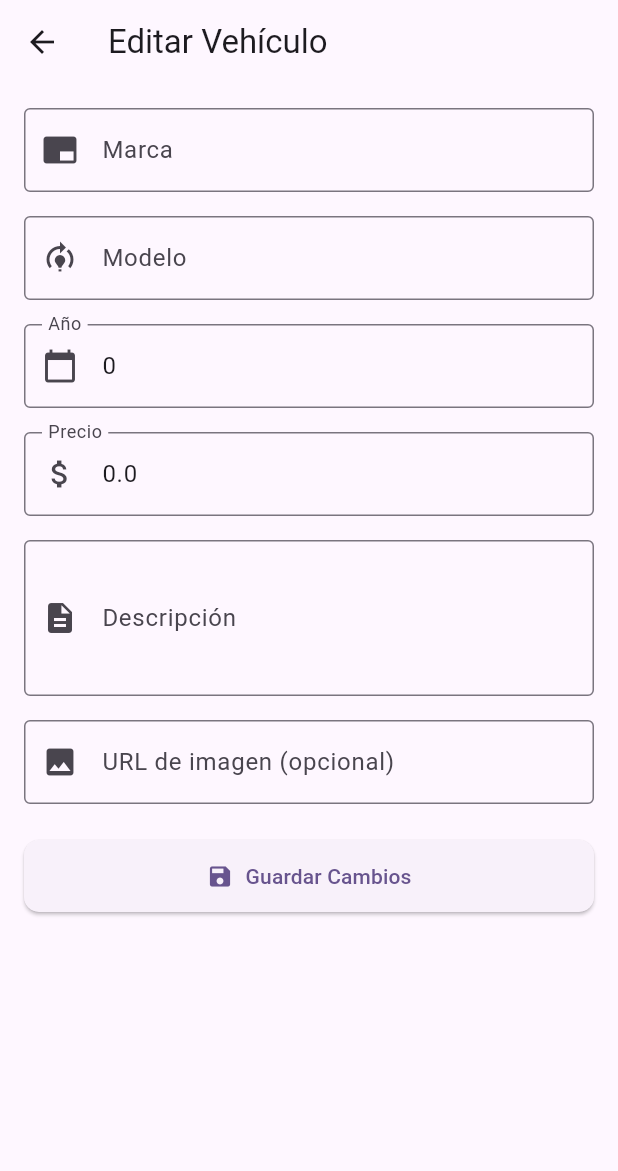
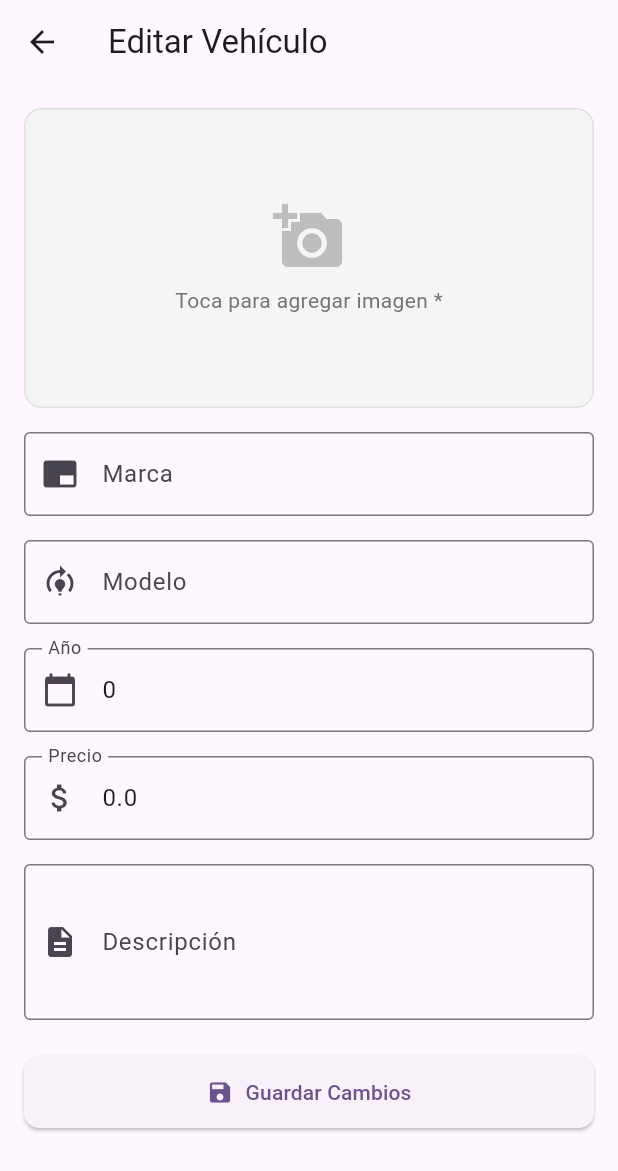
Before and after one commit to HectorMGR/lab05-elementos-multimedia, a Flutter app: the VehicleDetailPage screen opened directly with empty values, after a tap on the "edit" icon, on a phone screen of 412 x 824 dp. Shown: the top 1171 px of the screen. Run offline on Flutter 3.47's test engine with Material 3 defaults, Android fonts, the phone set to English and light mode, and no system bars; our stand-ins replace flutter_bloc, image_picker, sqflite; accounts and stored records are empty.

Commit message:
Third update

```diff
--- a/lib/features/vehicles/data/models/vehicle_model.dart
+++ b/lib/features/vehicles/data/models/vehicle_model.dart
@@ -8,7 +8,7 @@ class VehicleModel extends Vehicle {
     required super.year,
     required super.price,
     required super.description,
-    super.imageUrl,
+    required super.imagePath,
   });
 
   factory VehicleModel.fromMap(Map<String, dynamic> map) {
@@ -19,7 +19,7 @@ class VehicleModel extends Vehicle {
       year: map['year'] as int,
       price: (map['price'] as num).toDouble(),
       description: map['description'] as String,
-      imageUrl: map['imageUrl'] as String?,
+      imagePath: map['imagePath'] as String,
     );
   }
 
@@ -31,7 +31,7 @@ class VehicleModel extends Vehicle {
       'year': year,
       'price': price,
       'description': description,
-      'imageUrl': imageUrl,
+      'imagePath': imagePath,
     };
   }
 
@@ -43,7 +43,7 @@ class VehicleModel extends Vehicle {
       year: vehicle.year,
       price: vehicle.price,
       description: vehicle.description,
-      imageUrl: vehicle.imageUrl,
+      imagePath: vehicle.imagePath,
     );
   }
 }
--- a/lib/features/vehicles/domain/entities/vehicle.dart
+++ b/lib/features/vehicles/domain/entities/vehicle.dart
@@ -5,7 +5,7 @@ class Vehicle {
   final int year;
   final double price;
   final String description;
-  final String? imageUrl;
+  final String imagePath; // ahora es obligatorio
 
   Vehicle({
     this.id,
@@ -14,6 +14,6 @@ class Vehicle {
     required this.year,
     required this.price,
     required this.description,
-    this.imageUrl,
+    required this.imagePath,
   });
 }
--- a/lib/features/vehicles/presentation/pages/vehicle_detail_page.dart
+++ b/lib/features/vehicles/presentation/pages/vehicle_detail_page.dart
@@ -1,3 +1,4 @@
+import 'dart:io';
 import 'package:flutter/material.dart';
 import '../../domain/entities/vehicle.dart';
 import 'add_vehicle_page.dart';
@@ -31,18 +32,18 @@ class VehicleDetailPage extends StatelessWidget {
         child: Column(
           crossAxisAlignment: CrossAxisAlignment.start,
           children: [
-            Center(
-              child: Container(
-                width: 120,
-                height: 120,
-                decoration: BoxDecoration(
-                  color: Colors.deepPurple.shade50,
-                  borderRadius: BorderRadius.circular(20),
-                ),
-                child: Icon(
-                  Icons.directions_car,
-                  size: 64,
-                  color: Colors.deepPurple.shade400,
+            ClipRRect(
+              borderRadius: BorderRadius.circular(16),
+              child: Image.file(
+                File(vehicle.imagePath),
+                width: double.infinity,
+                height: 220,
+                fit: BoxFit.cover,
+                errorBuilder: (_, __, ___) => Container(
+                  width: double.infinity,
+                  height: 220,
+                  color: Colors.grey.shade200,
+                  child: const Icon(Icons.directions_car, size: 64),
                 ),
               ),
             ),
@@ -64,26 +65,6 @@ class VehicleDetailPage extends StatelessWidget {
               vehicle.description,
               style: const TextStyle(fontSize: 15, height: 1.5),
             ),
-            if (vehicle.imageUrl != null && vehicle.imageUrl!.isNotEmpty) ...[
-              const SizedBox(height: 20),
-              const Text(
-                'Imagen',
-                style: TextStyle(fontSize: 16, fontWeight: FontWeight.bold),
-              ),
-              const SizedBox(height: 8),
-              ClipRRect(
-                borderRadius: BorderRadius.circular(12),
-                child: Image.network(
-                  vehicle.imageUrl!,
-                  fit: BoxFit.cover,
-                  errorBuilder: (_, __, ___) => Container(
-                    height: 150,
-                    color: Colors.grey.shade200,
-                    child: const Center(child: Text('No se pudo cargar')),
-                  ),
-                ),
-              ),
-            ],
           ],
         ),
       ),
@@ -106,10 +87,7 @@ class VehicleDetailPage extends StatelessWidget {
             ),
           ),
           Expanded(
-            child: Text(
-              value,
-              style: const TextStyle(fontSize: 16),
-            ),
+            child: Text(value, style: const TextStyle(fontSize: 16)),
           ),
         ],
       ),
--- a/lib/features/vehicles/presentation/widgets/vehicle_form.dart
+++ b/lib/features/vehicles/presentation/widgets/vehicle_form.dart
@@ -1,4 +1,6 @@
+import 'dart:io';
 import 'package:flutter/material.dart';
+import 'package:image_picker/image_picker.dart';
 import '../../domain/entities/vehicle.dart';
 
 class VehicleForm extends StatefulWidget {
@@ -22,7 +24,9 @@ class _VehicleFormState extends State<VehicleForm> {
   late final TextEditingController _yearController;
   late final TextEditingController _priceController;
   late final TextEditingController _descriptionController;
-  late final TextEditingController _imageUrlController;
+
+  String? _imagePath;
+  bool _imageError = false;
 
   @override
   void initState() {
@@ -38,9 +42,7 @@ class _VehicleFormState extends State<VehicleForm> {
     _descriptionController = TextEditingController(
       text: widget.vehicle?.description ?? '',
     );
-    _imageUrlController = TextEditingController(
-      text: widget.vehicle?.imageUrl ?? '',
-    );
+    _imagePath = widget.vehicle?.imagePath;
   }
 
   @override
@@ -50,12 +52,62 @@ class _VehicleFormState extends State<VehicleForm> {
     _yearController.dispose();
     _priceController.dispose();
     _descriptionController.dispose();
-    _imageUrlController.dispose();
     super.dispose();
   }
 
+  Future<void> _pickImage(ImageSource source) async {
+    final picker = ImagePicker();
+    final picked = await picker.pickImage(
+      source: source,
+      maxWidth: 1024,
+      maxHeight: 1024,
+      imageQuality: 85,
+    );
+    if (picked != null) {
+      setState(() {
+        _imagePath = picked.path;
+        _imageError = false;
+      });
+    }
+  }
+
+  void _showImageSourceDialog() {
+    showModalBottomSheet(
+      context: context,
+      builder: (ctx) => SafeArea(
+        child: Wrap(
+          children: [
+            ListTile(
+              leading: const Icon(Icons.camera_alt),
+              title: const Text('Cámara'),
+              onTap: () {
+                Navigator.pop(ctx);
+                _pickImage(ImageSource.camera);
+              },
+            ),
+            ListTile(
+              leading: const Icon(Icons.photo_library),
+              title: const Text('Galería'),
+              onTap: () {
+                Navigator.pop(ctx);
+                _pickImage(ImageSource.gallery);
+              },
+            ),
+          ],
+        ),
+      ),
+    );
+  }
+
   void _submit() {
-    if (_formKey.currentState!.validate()) {
+    final formValid = _formKey.currentState!.validate();
+    final hasImage = _imagePath != null && _imagePath!.isNotEmpty;
+
+    setState(() {
+      _imageError = !hasImage;
+    });
+
+    if (formValid && hasImage) {
       final vehicle = Vehicle(
         id: widget.vehicle?.id,
         brand: _brandController.text.trim(),
@@ -63,9 +115,7 @@ class _VehicleFormState extends State<VehicleForm> {
         year: int.parse(_yearController.text.trim()),
         price: double.parse(_priceController.text.trim()),
         description: _descriptionController.text.trim(),
-        imageUrl: _imageUrlController.text.trim().isEmpty
-            ? null
-            : _imageUrlController.text.trim(),
+        imagePath: _imagePath!,
       );
       widget.onSubmit(vehicle);
     }
@@ -78,6 +128,61 @@ class _VehicleFormState extends State<VehicleForm> {
       child: ListView(
         padding: const EdgeInsets.all(16),
         children: [
+          // Selector de imagen
+          GestureDetector(
+            onTap: _showImageSourceDialog,
+            child: Container(
+              height: 200,
+              width: double.infinity,
+              decoration: BoxDecoration(
+                color: Colors.grey.shade100,
+                borderRadius: BorderRadius.circular(12),
+                border: Border.all(
+                  color: _imageError ? Colors.red : Colors.grey.shade300,
+                  width: _imageError ? 2 : 1,
+                ),
+              ),
+              child: _imagePath != null && _imagePath!.isNotEmpty
+                  ? ClipRRect(
+                      borderRadius: BorderRadius.circular(11),
+                      child: Image.file(
+                        File(_imagePath!),
+                        fit: BoxFit.cover,
+                        width: double.infinity,
+                      ),
+                    )
+                  : Column(
+                      mainAxisAlignment: MainAxisAlignment.center,
+                      children: [
+                        Icon(
+                          Icons.add_a_photo,
+                          size: 48,
+                          color: _imageError
+                              ? Colors.red
+                              : Colors.grey.shade400,
+                        ),
+                        const SizedBox(height: 8),
+                        Text(
+                          'Toca para agregar imagen *',
+                          style: TextStyle(
+                            color: _imageError
+                                ? Colors.red
+                                : Colors.grey.shade600,
+                          ),
+                        ),
+                      ],
+                    ),
+            ),
+          ),
+          if (_imageError)
+            const Padding(
+              padding: EdgeInsets.only(top: 8, left: 12),
+              child: Text(
+                'La imagen es obligatoria',
+                style: TextStyle(color: Colors.red, fontSize: 12),
+              ),
+            ),
+          const SizedBox(height: 16),
           TextFormField(
             controller: _brandController,
             decoration: const InputDecoration(
@@ -145,15 +250,6 @@ class _VehicleFormState extends State<VehicleForm> {
                 ? 'Ingrese una descripción'
                 : null,
           ),
-          const SizedBox(height: 16),
-          TextFormField(
-            controller: _imageUrlController,
-            decoration: const InputDecoration(
-              labelText: 'URL de imagen (opcional)',
-              border: OutlineInputBorder(),
-              prefixIcon: Icon(Icons.image),
-            ),
-          ),
           const SizedBox(height: 24),
           ElevatedButton.icon(
             onPressed: _submit,
--- a/pubspec.yaml
+++ b/pubspec.yaml
@@ -44,6 +44,7 @@ dependencies:
   # The following adds the Cupertino Icons font to your application.
   # Use with the CupertinoIcons class for iOS style icons.
   cupertino_icons: ^1.0.8
+  image_picker: ^1.2.1
 
 dev_dependencies:
   flutter_test:
```
Also changed, not shown: lib/core/services/database_service.dart (+18 -2 lines), lib/features/vehicles/presentation/widgets/vehicle_card.dart (+15 -12 lines), pubspec.lock, 5 other files.
